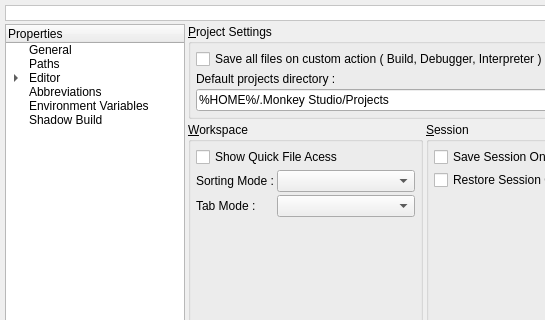
First picture: the form in v2/trunk/monkey/src/maininterface/ui/UISettings.ui, repository testmana2/mks, before the edit; both pictures show x 0 to 545 and y 0 to 320 of the 666 by 657 pixel window.
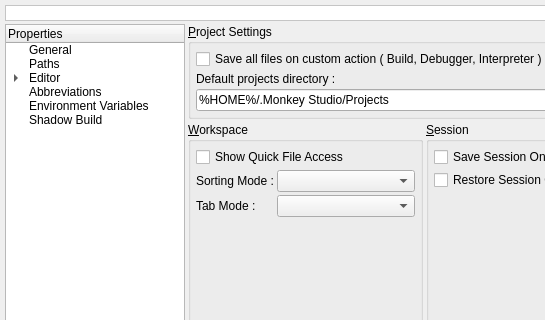
Second picture: the form after the edit. Icons and pictures are not drawn. Custom widgets are drawn as their Qt base class.

```diff
--- a/v2/trunk/monkey/src/maininterface/ui/UISettings.ui
+++ b/v2/trunk/monkey/src/maininterface/ui/UISettings.ui
@@ -336,7 +336,7 @@
              <string>Add a combobox in the context toolbar that allow quick file change</string>
             </property>
             <property name="text">
-             <string>Show Quick File Acess</string>
+             <string>Show Quick File Access</string>
             </property>
            </widget>
           </item>
```
